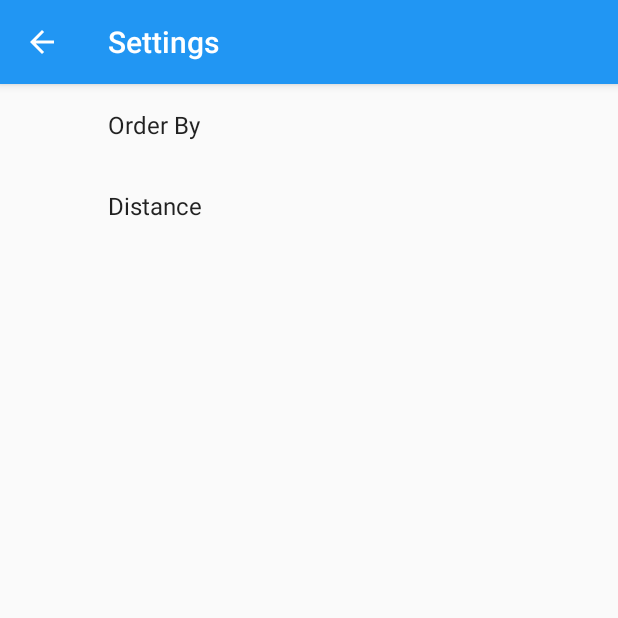
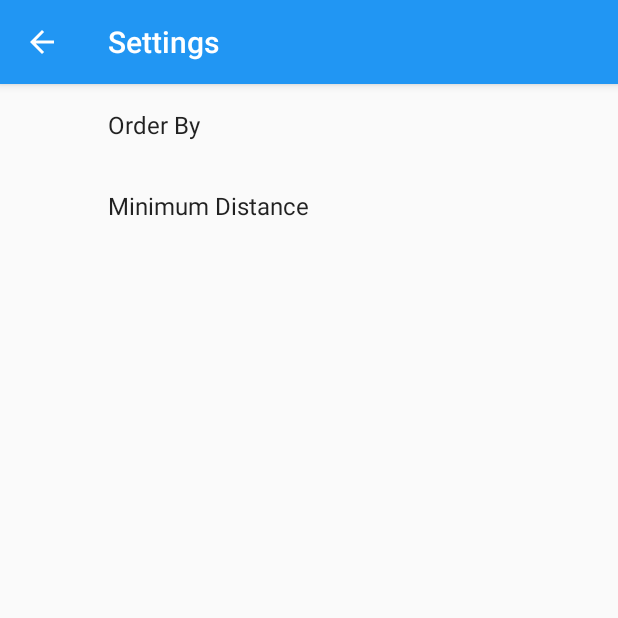
Before and after one commit to charleneferguson11/touristapp, an Android app: the SettingsFragment screen opened directly, with no data from a screen before it, on a phone screen of 412 x 824 dp, the top half of it. Run offline under Robolectric (Android 15) with nearby library versions, the phone set to English and light mode, and no system bars; our stand-ins replace androidx.preference.

Commit message:
Edit strings

```diff
--- a/TouristApp/app/src/main/res/values/strings.xml
+++ b/TouristApp/app/src/main/res/values/strings.xml
@@ -9,7 +9,7 @@
     <string name="add_button">Add</string>
     <string name="hello_blank_fragment">Hello</string>
     <!-- Label for order-by distance option [CHAR LIMIT=20] -->
-    <string name="settings_min_distance_label">Distance</string>
+    <string name="settings_min_distance_label">Minimum Distance</string>
     <string name="settings_min_distance_key" translatable="false">distance</string>
     <string name="settings_min_distance_default" translatable="false">2</string>
 
```
